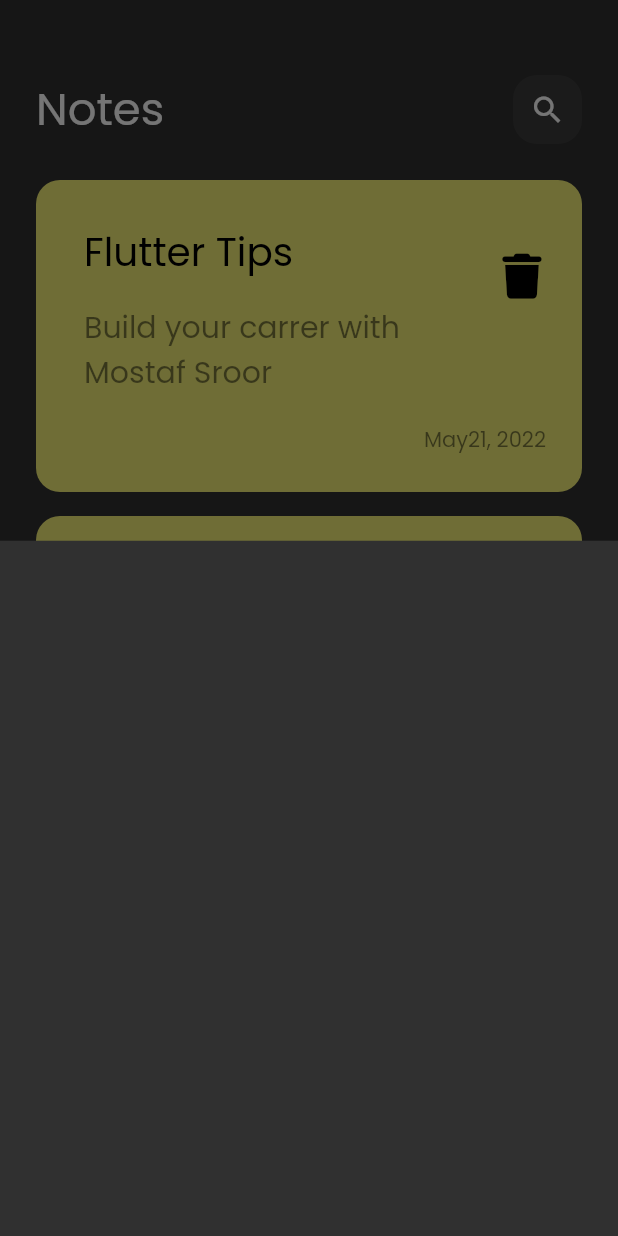
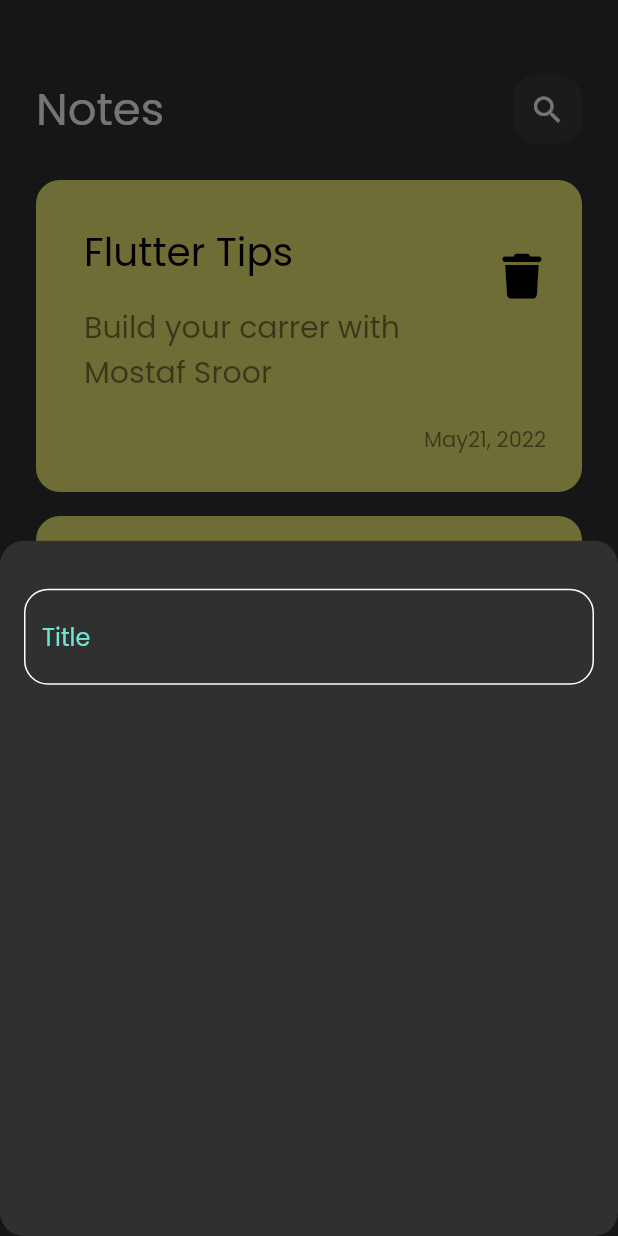
Before and after one commit to sroooooor60/notes_app, a Flutter app: the screen it shows after launch, after a tap on the "add" icon, on a phone screen of 412 x 824 dp. Run offline on Flutter 3.47's test engine with Material 3 defaults, Android fonts, the phone set to English and light mode, and no system bars; our stand-ins replace font_awesome_flutter.

Commit message:
creat cutom text feild

```diff
--- /dev/null
+++ b/lib/constants.dart
@@ -0,0 +1,3 @@
+import 'package:flutter/material.dart';
+
+const KprimaryColor = Color.fromARGB(255, 110, 229, 213);
--- a/lib/views/notes_view.dart
+++ b/lib/views/notes_view.dart
@@ -14,6 +14,9 @@
       floatingActionButton: FloatingActionButton(
         onPressed: () {
           showModalBottomSheet(
+            shape: RoundedRectangleBorder(
+              borderRadius: BorderRadius.circular(16),
+            ),
             context: context,
             builder: (context) {
               return AddNoteButtomSheet();
--- a/lib/widgets/add_note_buttom_sheet.dart
+++ b/lib/widgets/add_note_buttom_sheet.dart
@@ -1,12 +1,21 @@
 import 'package:flutter/material.dart';
+import 'package:nots_app/widgets/custom_text_feild.dart';
 
 class AddNoteButtomSheet extends StatelessWidget {
   const AddNoteButtomSheet({super.key});
 
   @override
   Widget build(BuildContext context) {
-    return Center(
-      child: Container(),
+    return Padding(
+      padding: const EdgeInsets.symmetric(horizontal: 16),
+      child: Column(
+        children: [
+          SizedBox(
+            height: 32,
+          ),
+          CustomTextField(),
+        ],
+      ),
     );
   }
 }
--- /dev/null
+++ b/lib/widgets/custom_text_feild.dart
@@ -0,0 +1,31 @@
+import 'package:flutter/material.dart';
+import 'package:nots_app/constants.dart';
+
+class CustomTextField extends StatelessWidget {
+  const CustomTextField({super.key});
+
+  @override
+  Widget build(BuildContext context) {
+    return TextField(
+      cursorColor: KprimaryColor,
+      decoration: InputDecoration(
+        hintText: 'Title',
+        hintStyle: TextStyle(
+          color: KprimaryColor,
+        ),
+        border: OutLineBorder(),
+        enabledBorder: OutLineBorder(),
+        focusedBorder: OutLineBorder(KprimaryColor),
+      ),
+    );
+  }
+
+  OutlineInputBorder OutLineBorder([color]) {
+    return OutlineInputBorder(
+      borderRadius: BorderRadius.circular(16),
+      borderSide: BorderSide(
+        color: color ?? Colors.white,
+      ),
+    );
+  }
+}
```
